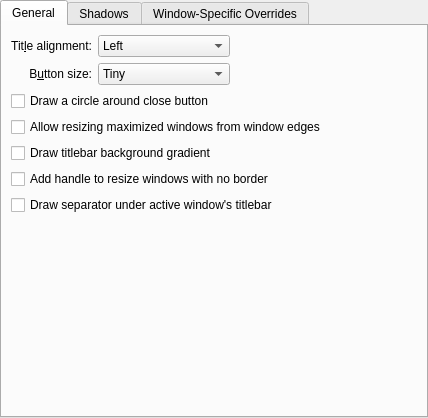
Sonic-DE/sonic-breeze, file kdecoration/config/ui/breezeconfigurationui.ui: the form before one commit.
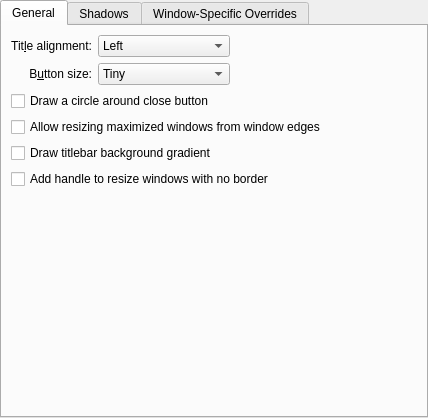
The form after the commit. Custom widgets are drawn as their Qt base class.

Commit message:
Remove "Draw separator under active window's titlebar" windeco option
This option is off by default and has been for several years, after it
was briefly turned on by default and proved to be unpopular with users,
generating many complaints and bug reports. The line uses a semantically
inappropriate highlight color which is far too visually bright, and it
doesn't look good with any of our header-color-using color schemes.
Arguably it never looked good with older color schemes where the titlebar
and window background use different colors either. Let's remove this
option.

FIXED-IN: 5.24

Diff of the .ui file:
```diff
--- a/kdecoration/config/ui/breezeconfigurationui.ui
+++ b/kdecoration/config/ui/breezeconfigurationui.ui
@@ -145,13 +145,6 @@
          </property>
         </widget>
        </item>
-       <item row="6" column="0" colspan="3">
-        <widget class="QCheckBox" name="drawTitleBarSeparator">
-         <property name="text">
-          <string>Draw separator under active window's titlebar</string>
-         </property>
-        </widget>
-       </item>
        <item row="3" column="0" colspan="3">
         <widget class="QCheckBox" name="drawBorderOnMaximizedWindows">
          <property name="text">
```
Left out of the diff: 1 changed line with no effect on the pictures. The commit also changes 4 other files.
